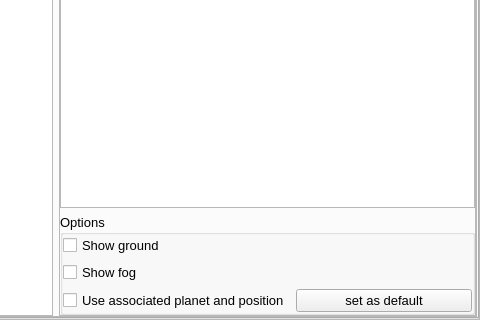
First picture: the form in src/gui/viewDialog.ui, repository 519984307/stellarium_src, before the edit; both pictures show x 131 to 611 and y 266 to 586 of the 611 by 586 pixel window.
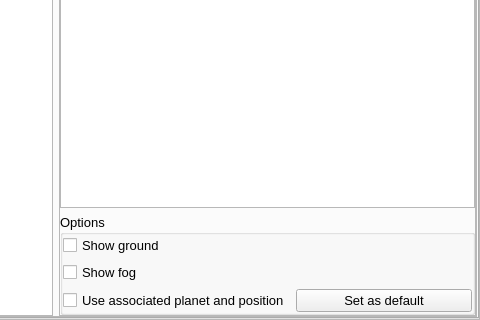
Second picture: the form after the edit. The open tabs and pages were chosen to show the change. Icons and pictures are not drawn. Custom widgets are drawn as their Qt base class.

Commit message: s/set/Set/

What changed in the file:
```diff
--- a/src/gui/viewDialog.ui
+++ b/src/gui/viewDialog.ui
@@ -1341,7 +1341,7 @@
                    <item row="2" column="1" >
                     <widget class="QPushButton" name="setDefaultLandscapeButton" >
                      <property name="text" >
-                      <string>set as default</string>
+                      <string>Set as default</string>
                      </property>
                     </widget>
                    </item>
```
